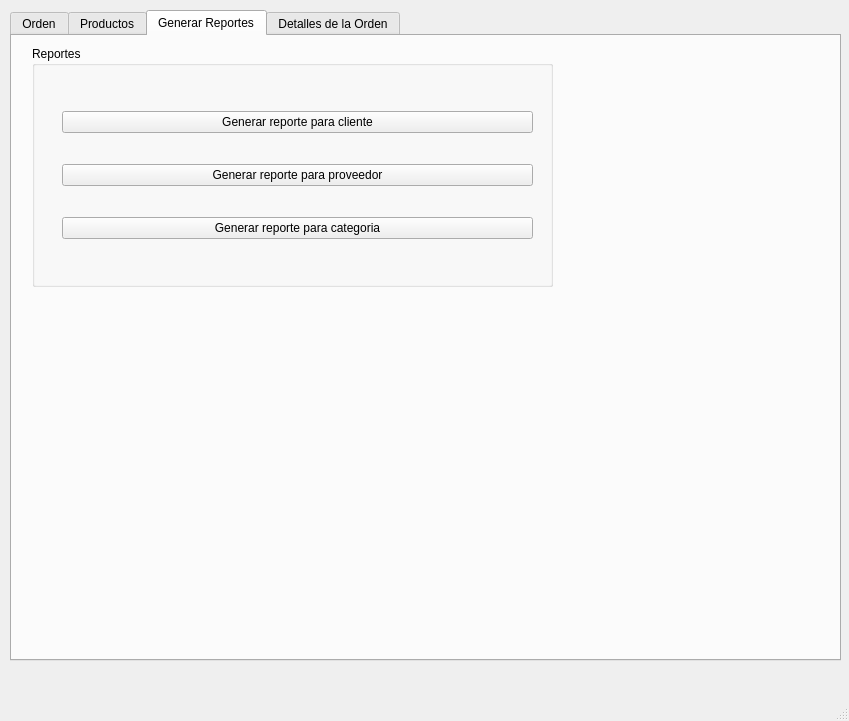
This is mainwindow.ui in jairoaguilarts/Desktop-App-Proyect as Qt 5 draws it before an edit. The edited form follows.
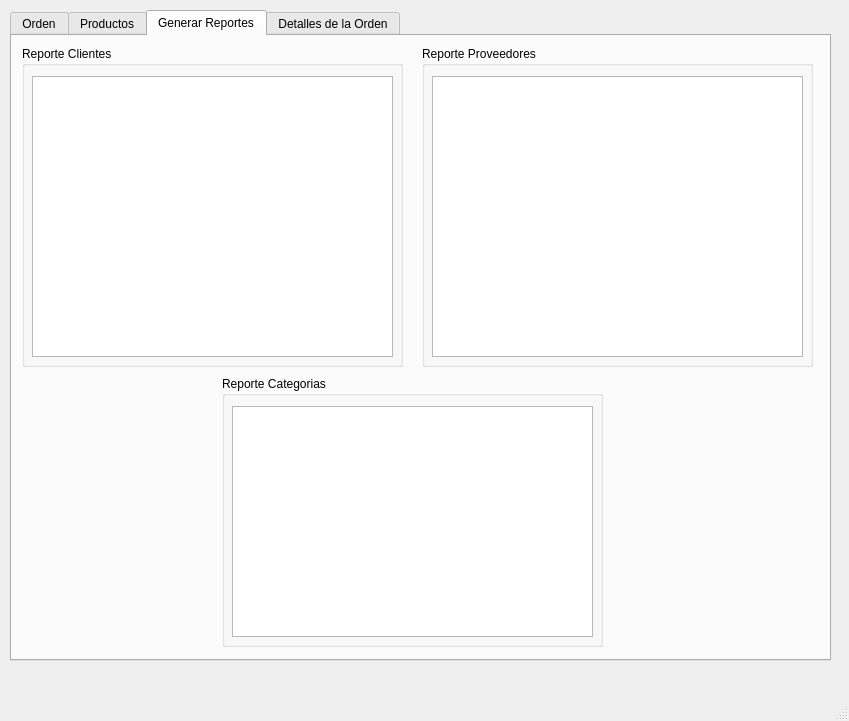
This is the edited form. The open tabs and pages were chosen to show the change.

```diff
--- a/mainwindow.ui
+++ b/mainwindow.ui
@@ -19,7 +19,7 @@
      <rect>
       <x>10</x>
       <y>10</y>
-      <width>831</width>
+      <width>821</width>
       <height>651</height>
      </rect>
     </property>
@@ -601,50 +601,73 @@
      <attribute name="title">
       <string>Generar Reportes</string>
      </attribute>
+     <widget class="QGroupBox" name="groupBox_8">
+      <property name="geometry">
+       <rect>
+        <x>10</x>
+        <y>10</y>
+        <width>381</width>
+        <height>321</height>
+       </rect>
+      </property>
+      <property name="title">
+       <string>Reporte Clientes</string>
+      </property>
+      <widget class="QTableView" name="TB_ReporteClientes">
+       <property name="geometry">
+        <rect>
+         <x>10</x>
+         <y>30</y>
+         <width>361</width>
+         <height>281</height>
+        </rect>
+       </property>
+      </widget>
+     </widget>
      <widget class="QGroupBox" name="groupBox_9">
       <property name="geometry">
        <rect>
-        <x>20</x>
+        <x>410</x>
         <y>10</y>
-        <width>521</width>
-        <height>241</height>
+        <width>391</width>
+        <height>321</height>
        </rect>
       </property>
       <property name="title">
-       <string>Reportes</string>
+       <string>Reporte Proveedores</string>
       </property>
-      <widget class="QWidget" name="verticalLayoutWidget_11">
+      <widget class="QTableView" name="TB_ReporteProveedores">
        <property name="geometry">
         <rect>
-         <x>30</x>
-         <y>40</y>
-         <width>471</width>
-         <height>181</height>
+         <x>10</x>
+         <y>30</y>
+         <width>371</width>
+         <height>281</height>
         </rect>
        </property>
-       <layout class="QVBoxLayout" name="verticalLayout_11">
-        <item>
-         <widget class="QPushButton" name="PB_reporteCliente">
-          <property name="text">
-           <string>Generar reporte para cliente</string>
-          </property>
-         </widget>
-        </item>
-        <item>
-         <widget class="QPushButton" name="PB_reporteProveedor">
-          <property name="text">
-           <string>Generar reporte para proveedor</string>
-          </property>
-         </widget>
-        </item>
-        <item>
-         <widget class="QPushButton" name="PB_reporteCategoria">
-          <property name="text">
-           <string>Generar reporte para categoria</string>
-          </property>
-         </widget>
-        </item>
-       </layout>
+      </widget>
+     </widget>
+     <widget class="QGroupBox" name="groupBox_10">
+      <property name="geometry">
+       <rect>
+        <x>210</x>
+        <y>340</y>
+        <width>381</width>
+        <height>271</height>
+       </rect>
+      </property>
+      <property name="title">
+       <string>Reporte Categorias</string>
+      </property>
+      <widget class="QTableView" name="TB_ReeporteCategorias">
+       <property name="geometry">
+        <rect>
+         <x>10</x>
+         <y>30</y>
+         <width>361</width>
+         <height>231</height>
+        </rect>
+       </property>
       </widget>
      </widget>
     </widget>
```
Left out of the diff: 2 changed lines with no effect on the pictures.
